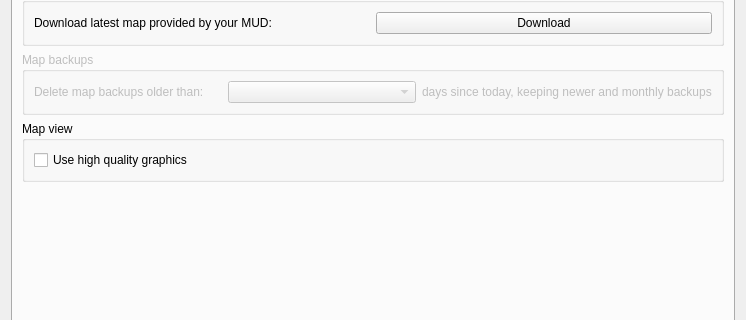
Mudlet/Mudlet, file src/ui/profile_preferences.ui: the form before one commit; both pictures show x 0 to 746 and y 216 to 536 of the 746 by 663 pixel window.
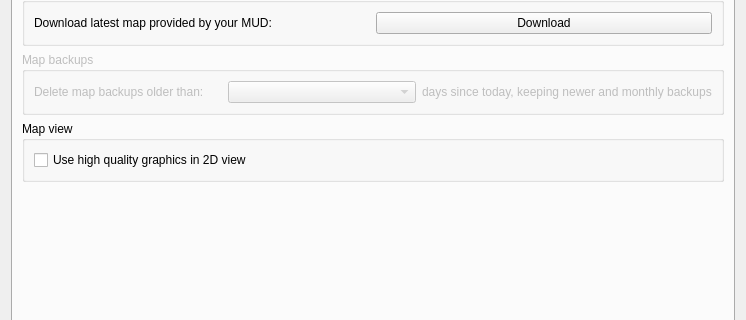
The form after the commit. The open tabs and pages were chosen to show the change. Icons and pictures are not drawn.

Commit message:
Updated message to mention that this is for 2D view.
This option is also rather non-nonsensical as the one place AA would actually matter is the far more intensive 3D rendering, and AA seems to be always enabled on there... we should fix this option.

The edit to the form file:
```diff
--- a/src/ui/profile_preferences.ui
+++ b/src/ui/profile_preferences.ui
@@ -1420,7 +1420,7 @@
              <string/>
             </property>
             <property name="text">
-             <string>Use high quality graphics</string>
+             <string>Use high quality graphics in 2D view</string>
             </property>
            </widget>
           </item>
```
Left out of the diff: 5 changed lines with no effect on the pictures.
